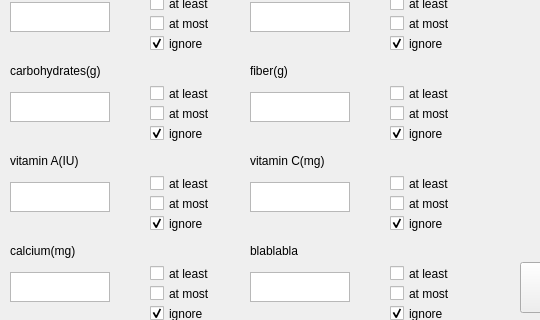
Above: mainwindow.ui from chesteran/QTtest before the change; both pictures show x 0 to 540 and y 305 to 625 of the 650 by 722 pixel window. Below: the same form after it.
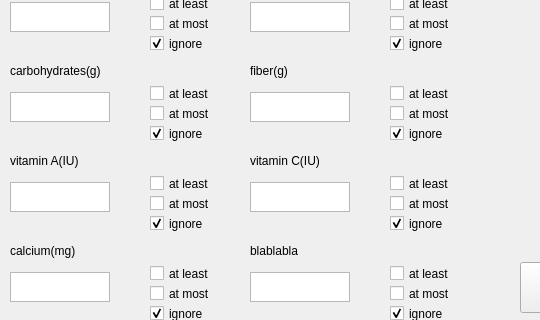
That is the form after the change.

```diff
--- a/mainwindow.ui
+++ b/mainwindow.ui
@@ -742,7 +742,7 @@
      </rect>
     </property>
     <property name="text">
-     <string>vitamin C(mg)</string>
+     <string>vitamin C(IU)</string>
     </property>
    </widget>
    <widget class="QTextEdit" name="textEditvitA">
```
